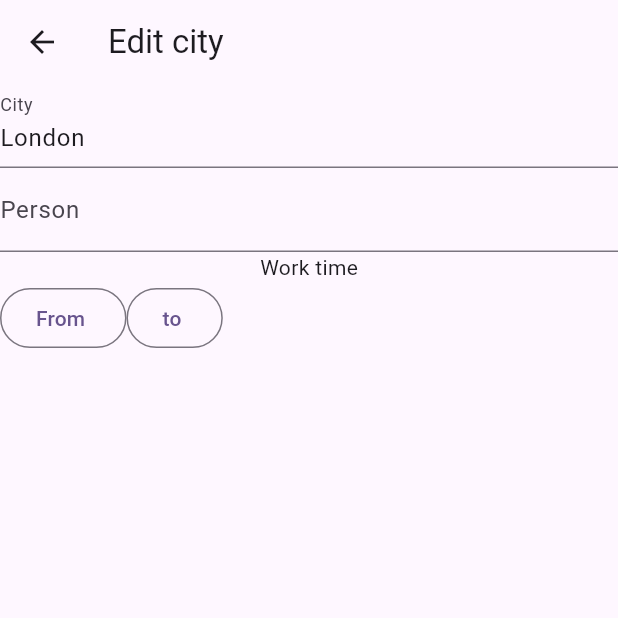
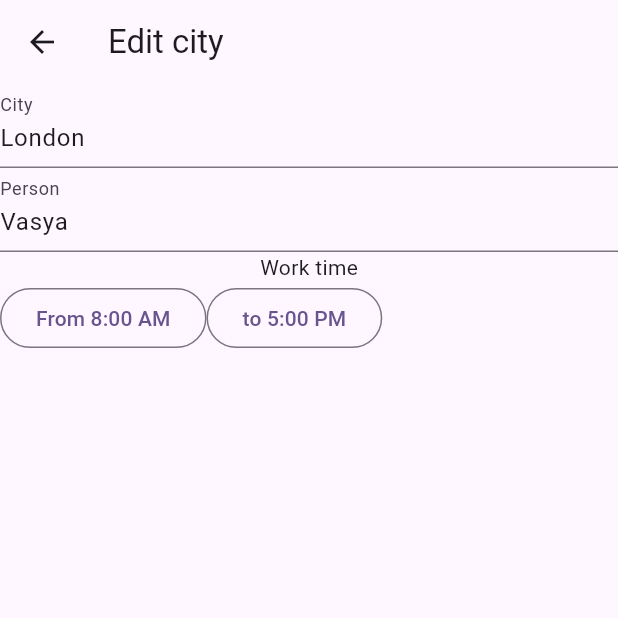
Before and after one commit to Yahhi/our_team_time, a Flutter app: the screen it shows after launch, after a tap on the "add" icon, after a tap on "London", on a phone screen of 412 x 824 dp, the top half of it. Run offline on Flutter 3.47's test engine with Material 3 defaults, Android fonts, the phone set to English and light mode, and no system bars; our stand-ins replace easy_localization, flutter_mobx, flutter_swipe_action_cell, mobx, sqflite, timezone; accounts and stored records are empty; generated files the repository leaves out were written again.

Commit message:
add sqlite storage

```diff
--- /dev/null
+++ b/lib/core/storage/locations_db.dart
@@ -0,0 +1,194 @@
+import 'package:flutter/material.dart';
+import 'package:our_team_time/model/time_item.dart';
+import 'package:path/path.dart';
+import 'package:sqflite/sqflite.dart';
+import 'package:timezone/timezone.dart';
+
+import '../../model/person.dart';
+
+class LocationsDb {
+  late final Database db;
+
+  static const _locationsTable = 'locations';
+  static const _locationsColumnName = 'name';
+  static const _locationsColumnUtc = 'utc';
+  static const _locationsColumnId = 'id';
+  static const _locationsColumnLat = 'latitude';
+  static const _locationsColumnLong = 'longitude';
+
+  static const _peopleTable = 'people';
+  static const _peopleColumnName = 'name';
+  static const _peopleColumnLocation = 'location';
+  static const _peopleColumnId = 'id';
+  static const _peopleColumnStartWork = 'start_work';
+  static const _peopleColumnEndWork = 'end_work';
+  static const _peopleColumnColor = 'color';
+
+  static final _exampleData = [
+    LocationItem(
+      id: 1,
+      cityName: 'London',
+      timeZone: const TimeZone(
+        0,
+        isDst: false,
+        abbreviation: 'UTC',
+      ),
+      people: [
+        Person(
+          id: 1,
+          name: 'Vasya',
+          workStart: const TimeOfDay(hour: 8, minute: 0),
+          workEnd: const TimeOfDay(hour: 17, minute: 0),
+        ),
+      ],
+    ),
+    LocationItem(
+      id: 2,
+      cityName: 'Moscow',
+      timeZone: const TimeZone(
+        3,
+        isDst: false,
+        abbreviation: 'UTC+3',
+      ),
+      people: [
+        Person(
+          id: 0,
+          name: 'Valentina',
+          workStart: const TimeOfDay(hour: 7, minute: 0),
+          workEnd: const TimeOfDay(hour: 16, minute: 0),
+        ),
+        Person(
+          id: 0,
+          name: 'Mikhail',
+          workStart: const TimeOfDay(hour: 7, minute: 0),
+          workEnd: const TimeOfDay(hour: 16, minute: 0),
+        ),
+      ],
+    ),
+    LocationItem(
+      id: 3,
+      cityName: 'Buenos Aires',
+      timeZone: const TimeZone(
+        -3,
+        isDst: false,
+        abbreviation: 'UTC-3',
+      ),
+    ),
+  ];
+
+  Future<void> init() async {
+    db = await openDatabase(join(await getDatabasesPath(), 'locations.db'),
+        version: 1, onCreate: (db, version) async {
+      await db.execute(
+        'CREATE TABLE $_locationsTable('
+        '$_locationsColumnId INTEGER PRIMARY KEY, '
+        '$_locationsColumnUtc INTEGER, '
+        '$_locationsColumnName TEXT, '
+        '$_locationsColumnLat REAL, '
+        '$_locationsColumnLong REAL '
+        ')',
+      );
+      await db.execute(
+        'CREATE TABLE $_peopleTable('
+        '$_peopleColumnId INTEGER PRIMARY KEY, '
+        '$_peopleColumnLocation INTEGER, '
+        '$_peopleColumnName TEXT, '
+        '$_peopleColumnColor INTEGER, '
+        '$_peopleColumnStartWork INTEGER, '
+        '$_peopleColumnEndWork INTEGER '
+        ')',
+      );
+      for (final location in _exampleData) {
+        await addLocation(location, db);
+      }
+    });
+  }
+
+  Future<List<LocationItem>> loadLocations([Database? customDb]) async {
+    final database = customDb ?? db;
+    final mainList = await database.query(_locationsTable);
+    final result = <LocationItem>[];
+    for (final item in mainList) {
+      final id = item[_locationsColumnId] as int;
+      String whereString = '$_peopleColumnLocation = ?';
+      final persons = await database
+          .query(_peopleTable, where: whereString, whereArgs: [id]);
+      result.add(LocationItem(
+        id: id,
+        cityName: item[_locationsColumnName] as String,
+        timeZone: TimeZone(
+          item[_locationsColumnUtc] as int,
+          isDst: false,
+          abbreviation: '',
+        ),
+        people: _parsePersons(persons),
+        latitude: item[_locationsColumnLat] as double?,
+        longitude: item[_locationsColumnLong] as double?,
+      ));
+    }
+    return result;
+  }
+
+  List<Person> _parsePersons(List<Map<String, dynamic>> data) {
+    return List.generate(
+        data.length,
+        (index) => Person(
+            id: data[index][_peopleColumnId] as int,
+            name: data[index][_peopleColumnName] as String,
+            customColor: Color(data[index][_peopleColumnColor] as int),
+            workStart: fromMinutes(data[index][_peopleColumnStartWork] as int),
+            workEnd: fromMinutes(
+              data[index][_peopleColumnEndWork] as int,
+            )));
+  }
+
+  /// returns id of inserted item
+  Future<LocationItem> addLocation(LocationItem item,
+      [Database? customDb]) async {
+    final database = customDb ?? db;
+    final id = await database.insert(_locationsTable, {
+      _locationsColumnName: item.cityName,
+      _locationsColumnUtc: item.timeZone.offset,
+      _locationsColumnLat: item.latitude,
+      _locationsColumnLong: item.longitude,
+    });
+    List<Person> updatedPersons = [];
+    for (final person in item.persons) {
+      updatedPersons.add(await addPerson(person, id, database));
+    }
+    return item.copyWithId(id, updatedPersons);
+  }
+
+  Future<Person> addPerson(Person person, int locationId,
+      [Database? customDb]) async {
+    final database = customDb ?? db;
+    final id = await database.insert(_peopleTable, {
+      _peopleColumnName: person.name,
+      _peopleColumnLocation: locationId,
+      _peopleColumnStartWork: person.workStart?.toOnlyMinutes(),
+      _peopleColumnEndWork: person.workEnd?.toOnlyMinutes(),
+      _peopleColumnColor: person.color.value,
+    });
+    return person.copyWithId(id);
+  }
+
+  Future<void> removeLocation(LocationItem item) async {
+    db.delete(_locationsTable, where: '$_locationsColumnId = ${item.id}');
+  }
+
+  Future<void> removePerson(Person person) async {
+    db.delete(_peopleTable, where: '$_peopleColumnId = ${person.id}');
+  }
+}
+
+TimeOfDay fromMinutes(int data) {
+  final hour = data ~/ 60;
+  final minute = data - hour * 60;
+  return TimeOfDay(hour: hour, minute: minute);
+}
+
+extension TimeToMinutes on TimeOfDay {
+  int toOnlyMinutes() {
+    return hour * 60 + minute;
+  }
+}
--- a/lib/edit_item/edit_item_page.dart
+++ b/lib/edit_item/edit_item_page.dart
@@ -1,6 +1,7 @@
 import 'package:easy_localization/easy_localization.dart';
 import 'package:flutter/material.dart';
 import 'package:our_team_time/main_list/main_state.dart';
+import 'package:our_team_time/model/person.dart';
 import 'package:our_team_time/model/time_item.dart';
 import 'package:timezone/timezone.dart';
 
@@ -9,7 +10,7 @@ import '../core/localization/locale_keys.g.dart';
 class EditItemPage extends StatefulWidget {
   const EditItemPage({super.key, this.item, required this.state});
 
-  final TimeItem? item;
+  final LocationItem? item;
   final MainState state;
 
   @override
@@ -25,22 +26,31 @@ class _EditItemPage extends State<EditItemPage> {
   @override
   void initState() {
     cityController.text = widget.item?.cityName ?? '';
-    nameController.text = widget.item?.personName ?? '';
-    workStart = widget.item?.workStart;
-    workEnd = widget.item?.workEnd;
+    if (widget.item?.persons.isNotEmpty ?? false) {
+      nameController.text = widget.item!.persons.first.name;
+      workStart = widget.item!.persons.first.workStart;
+      workEnd = widget.item!.persons.first.workEnd;
+    }
     super.initState();
   }
 
   void saveDataOnQuit() {
-    final updated = TimeItem(
-      cityName: cityController.text, //TODO add unique key for this model
+    final updated = LocationItem(
+      id: widget.item?.id ?? 0,
+      cityName: cityController.text,
       timeZone: widget.item?.timeZone ??
           const TimeZone(0,
               isDst: true,
               abbreviation:
                   'example'), //TODO change mechanics to search for timezone based on location
-      personName: nameController.text, workEnd: workEnd,
-      workStart: workStart,
+      people: [
+        Person(
+          id: 0,
+          name: nameController.text,
+          workEnd: workEnd,
+          workStart: workStart,
+        ),
+      ],
     );
     if (widget.item == null) {
       widget.state.addItem(updated);
--- a/lib/main.dart
+++ b/lib/main.dart
@@ -5,7 +5,7 @@ import 'package:our_team_time/model/time_item.dart';
 
 void main() async {
   WidgetsFlutterBinding.ensureInitialized();
-  TimeItem.localToUtcDifference = DateTime.now().timeZoneOffset.inHours;
+  LocationItem.localToUtcDifference = DateTime.now().timeZoneOffset.inHours;
   await EasyLocalization.ensureInitialized();
   runApp(
     EasyLocalization(
--- a/lib/main_list/main_page.dart
+++ b/lib/main_list/main_page.dart
@@ -3,6 +3,7 @@ import 'package:flutter/material.dart';
 import 'package:flutter_mobx/flutter_mobx.dart';
 import 'package:flutter_swipe_action_cell/core/cell.dart';
 import 'package:our_team_time/core/localization/locale_keys.g.dart';
+import 'package:our_team_time/core/storage/locations_db.dart';
 import 'package:our_team_time/main_list/main_state.dart';
 import 'package:our_team_time/settings/settings_page.dart';
 import 'package:our_team_time/widgets/time_list_item.dart';
@@ -21,7 +22,7 @@ class _MainPageState extends State<MainPage> {
 
   @override
   void initState() {
-    state = MainState();
+    state = MainState(LocationsDb());
     super.initState();
   }
 
@@ -49,8 +50,8 @@ class _MainPageState extends State<MainPage> {
       floatingActionButton: FloatingActionButton(
         tooltip: LocaleKeys.main_screen_add.tr(),
         onPressed: () {
-          Navigator.of(context).push(
-              MaterialPageRoute<void>(builder: (_) => EditItemPage(state: state)));
+          Navigator.of(context).push(MaterialPageRoute<void>(
+              builder: (_) => EditItemPage(state: state)));
         },
         child: const Icon(Icons.add),
       ),
--- a/lib/main_list/main_state.dart
+++ b/lib/main_list/main_state.dart
@@ -1,8 +1,8 @@
 import 'dart:async';
 
 import 'package:mobx/mobx.dart';
-import 'package:timezone/timezone.dart';
 
+import '../core/storage/locations_db.dart';
 import '../model/time_item.dart';
 
 part 'main_state.g.dart';
@@ -10,13 +10,15 @@ part 'main_state.g.dart';
 class MainState = _MainState with _$MainState;
 
 abstract class _MainState with Store {
-  _MainState() : _nowTime = DateTime.now() {
+  _MainState(this.db) : _nowTime = DateTime.now() {
     stickToNow();
     _fillItems();
   }
 
+  final LocationsDb db;
+
   @observable
-  ObservableList<TimeItem> items = ObservableList();
+  ObservableList<LocationItem> items = ObservableList();
 
   @observable
   DateTime _nowTime;
@@ -30,49 +32,30 @@ abstract class _MainState with Store {
   Timer? _nowUpdater;
 
   @action
-  void _fillItems() {
-    items.addAll([
-      TimeItem(
-        cityName: 'London',
-        timeZone: const TimeZone(
-          0,
-          isDst: false,
-          abbreviation: 'UTC',
-        ),
-      ),
-      TimeItem(
-        cityName: 'Moscow',
-        timeZone: const TimeZone(
-          3,
-          isDst: false,
-          abbreviation: 'UTC+3',
-        ),
-      ),
-      TimeItem(
-        cityName: 'Buenos Aires',
-        timeZone: const TimeZone(
-          -3,
-          isDst: false,
-          abbreviation: 'UTC-3',
-        ),
-      ),
-    ]);
+  Future<void> _fillItems() async {
+    await db.init();
+    items.addAll(await db.loadLocations());
   }
 
   @action
-  void addItem(TimeItem item) {
-    items.add(item);
+  Future<void> addItem(LocationItem item) async {
+    final itemWithId = await db.addLocation(item);
+    items.add(itemWithId);
   }
 
   @action
-  void updateItem(TimeItem oldItem, TimeItem updatedItem) {
+  Future<void> updateItem(
+      LocationItem oldItem, LocationItem updatedItem) async {
+    await db.removeLocation(oldItem);
     final index = items.indexOf(oldItem);
     items.removeAt(index);
-    items.insert(index, updatedItem);
+    final updatedWithId = await db.addLocation(updatedItem);
+    items.insert(index, updatedWithId);
   }
 
   @action
-  void deleteItem(TimeItem item) {
+  Future<void> deleteItem(LocationItem item) async {
+    await db.removeLocation(item);
     items.remove(item);
   }
 
--- /dev/null
+++ b/lib/model/person.dart
@@ -0,0 +1,21 @@
+import 'dart:math';
+
+import 'package:flutter/material.dart';
+
+class Person {
+  final int id;
+  final String name;
+  final Color color;
+  final TimeOfDay? workStart;
+  final TimeOfDay? workEnd;
+
+  Person({required this.id, required this.name,
+  Color? customColor, this.workStart, this.workEnd}): color = customColor ?? _generateRandomColor();
+
+  Person copyWithId(int id) => Person(id: id, name: name, customColor: color, workStart: workStart, workEnd: workEnd);
+
+  static Color _generateRandomColor() {
+    var generatedColor = Random().nextInt(Colors.primaries.length);
+    return Colors.primaries[generatedColor];
+  }
+}
--- a/lib/model/time_item.dart
+++ b/lib/model/time_item.dart
@@ -1,32 +1,33 @@
-import 'dart:math';
-
 import 'package:flutter/material.dart';
+import 'package:our_team_time/model/person.dart';
 import 'package:our_team_time/model/time_view_format.dart';
 import 'package:timezone/timezone.dart';
 
-class TimeItem {
+class LocationItem {
+  final int id;
   final String cityName;
-  final String? personName;
-  final Color color;
+  final List<Person> persons;
   final TimeZone timeZone;
-  final TimeOfDay? workStart;
-  final TimeOfDay? workEnd;
+  final double? latitude, longitude;
 
   static int? localToUtcDifference;
 
-  TimeItem(
-      {required this.cityName,
-      this.personName,
-      Color? customColor,
-      required this.timeZone,
-      this.workStart,
-      this.workEnd})
-      : color = customColor ?? _generateRandomColor();
+  LocationItem({
+    required this.id,
+    required this.cityName,
+    List<Person>? people,
+    required this.timeZone,
+    this.latitude,
+    this.longitude,
+  }) : persons = people ?? [];
 
-  static Color _generateRandomColor() {
-    var generatedColor = Random().nextInt(Colors.primaries.length);
-    return Colors.primaries[generatedColor];
-  }
+  LocationItem copyWithId(int id, List<Person> updatedPersons) => LocationItem(
+      id: id,
+      cityName: cityName,
+      timeZone: timeZone,
+      people: updatedPersons,
+      latitude: latitude,
+      longitude: longitude);
 
   TimeOfDay timeInZone({DateTime? requiredTime}) {
     final time = requiredTime ?? DateTime.now();
@@ -45,4 +46,12 @@ class TimeItem {
         return '${time.hour.toString().padLeft(2, '0')}:${time.minute.toString().padLeft(2, '0')}';
     }
   }
+
+  bool equals(LocationItem updated) {
+    return updated.cityName == cityName &&
+        updated.longitude == longitude &&
+        updated.latitude == latitude &&
+        updated.timeZone == timeZone &&
+        updated.persons == persons;
+  }
 }
--- a/lib/widgets/time_list_item.dart
+++ b/lib/widgets/time_list_item.dart
@@ -9,7 +9,7 @@ import '../edit_item/edit_item_page.dart';
 class TimeListItem extends StatelessWidget {
   const TimeListItem({super.key, required this.data, required this.state});
 
-  final TimeItem data;
+  final LocationItem data;
   final MainState state;
 
   @override
```
Also changed, not shown: pubspec.yaml (+4 -3 lines), pubspec.lock, 1 other file.
